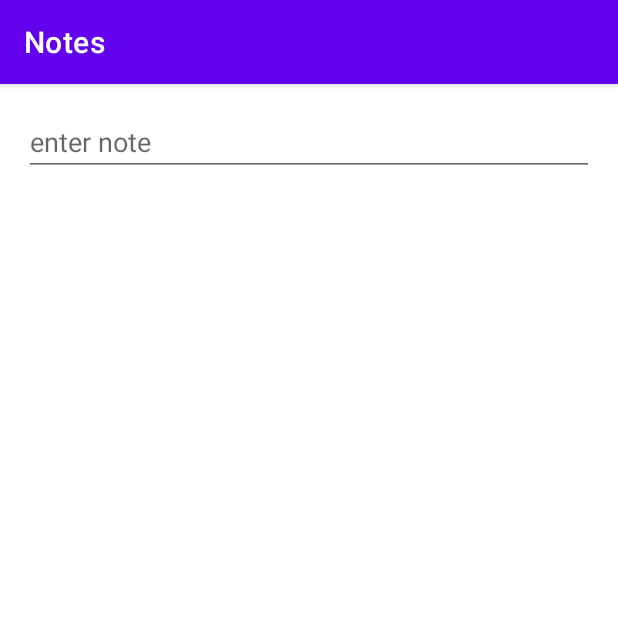
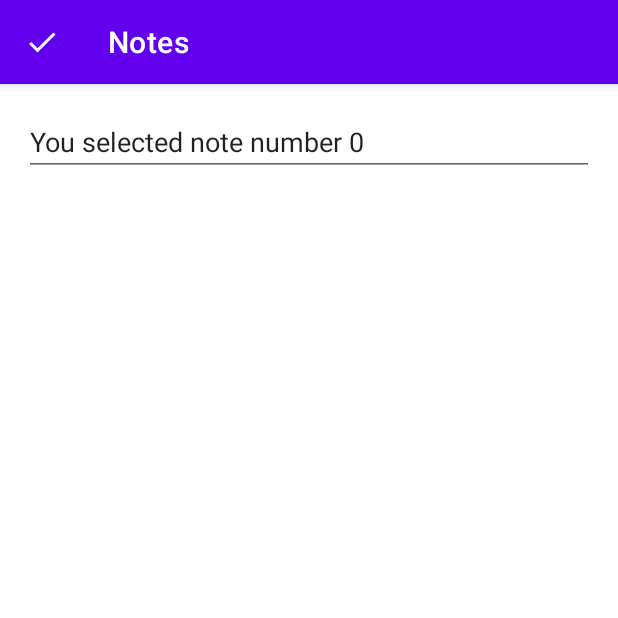
Before and after one commit to N00193346/MobileComputingCA, an Android app: the EditorFragment screen opened through its navigation route, on a phone screen of 412 x 824 dp, the top half of it. Run offline under Robolectric (Android 15) with nearby library versions, the phone set to English and light mode, and no system bars.

Commit message:
Able to nagivate into and out of the editor fragment

```diff
--- a/app/build.gradle
+++ b/app/build.gradle
@@ -1,6 +1,7 @@
 plugins {
     id 'com.android.application'
     id 'kotlin-android'
+    id "androidx.navigation.safeargs.kotlin"
 }
 
 android {
@@ -42,8 +43,8 @@ dependencies {
     implementation 'androidx.appcompat:appcompat:1.3.1'
     implementation 'com.google.android.material:material:1.4.0'
     implementation 'androidx.constraintlayout:constraintlayout:2.1.1'
-    implementation 'androidx.navigation:navigation-fragment-ktx:2.3.5'
-    implementation 'androidx.navigation:navigation-ui-ktx:2.3.5'
+    implementation "androidx.navigation:navigation-fragment-ktx:$nav_version"
+    implementation "androidx.navigation:navigation-ui-ktx:$nav_version"
     implementation 'androidx.legacy:legacy-support-v4:1.0.0'
     implementation 'androidx.lifecycle:lifecycle-livedata-ktx:2.4.0'
     implementation 'androidx.lifecycle:lifecycle-viewmodel-ktx:2.4.0'
--- a/app/src/main/java/com/example/mobilecomputingca/Constants.kt
+++ b/app/src/main/java/com/example/mobilecomputingca/Constants.kt
@@ -1,3 +1,4 @@
 package com.example.mobilecomputingca
 
 const val NEW_NOTE_ID = 0
+const val TAG = "noteLogging"
--- a/app/src/main/java/com/example/mobilecomputingca/EditorFragment.kt
+++ b/app/src/main/java/com/example/mobilecomputingca/EditorFragment.kt
@@ -4,20 +4,50 @@ import androidx.lifecycle.ViewModelProvider
 import android.os.Bundle
 import androidx.fragment.app.Fragment
 import android.view.LayoutInflater
+import android.view.MenuItem
 import android.view.View
 import android.view.ViewGroup
+import androidx.appcompat.app.AppCompatActivity
+import androidx.navigation.fragment.findNavController
+import androidx.navigation.fragment.navArgs
+import com.example.mobilecomputingca.databinding.EditorFragmentBinding
 
 class EditorFragment : Fragment() {
 
 
 
     private lateinit var viewModel: EditorViewModel
+    private val args : EditorFragmentArgs by navArgs()
+    private lateinit var binding: EditorFragmentBinding
 
     override fun onCreateView(
         inflater: LayoutInflater, container: ViewGroup?,
         savedInstanceState: Bundle?
     ): View? {
-        return inflater.inflate(R.layout.editor_fragment, container, false)
+
+        (activity as AppCompatActivity).supportActionBar?.let {
+            it.setHomeButtonEnabled(true)
+            it.setDisplayShowHomeEnabled(true)
+            it.setDisplayHomeAsUpEnabled(true)
+            it.setHomeAsUpIndicator(R.drawable.ic_check)
+        }
+        setHasOptionsMenu(true)
+
+        binding = EditorFragmentBinding.inflate(inflater,container, false)
+        binding.editor.setText("You selected note number ${args.noteId}")
+        return binding.root
+    }
+
+    override fun onOptionsItemSelected(item: MenuItem): Boolean {
+        return when (item.itemId) {
+            android.R.id.home -> saveAndReturn()
+            else -> super.onOptionsItemSelected(item)
+        }
+    }
+
+    private fun saveAndReturn(): Boolean {
+        findNavController().navigateUp()
+        return true
     }
 
     override fun onActivityCreated(savedInstanceState: Bundle?) {
--- a/app/src/main/java/com/example/mobilecomputingca/MainFragment.kt
+++ b/app/src/main/java/com/example/mobilecomputingca/MainFragment.kt
@@ -7,12 +7,17 @@ import androidx.fragment.app.Fragment
 import android.view.LayoutInflater
 import android.view.View
 import android.view.ViewGroup
+import androidx.activity.OnBackPressedCallback
+import androidx.appcompat.app.AppCompatActivity
 import androidx.lifecycle.Observer
+import androidx.navigation.fragment.findNavController
 import androidx.recyclerview.widget.DividerItemDecoration
 import androidx.recyclerview.widget.LinearLayoutManager
 import com.example.mobilecomputingca.databinding.MainFragmentBinding
+import com.example.mobilecomputingca.MainFragment
 
-class MainFragment : Fragment() {
+class MainFragment : Fragment(),
+    NotesListAdapter.ListItemListener{
 
 
     private lateinit var viewModel: MainViewModel
@@ -23,9 +28,23 @@ class MainFragment : Fragment() {
         inflater: LayoutInflater, container: ViewGroup?,
         savedInstanceState: Bundle?
     ): View? {
+
+
+        (activity as AppCompatActivity)
+            .supportActionBar?.setDisplayHomeAsUpEnabled(false)
+
         binding  = MainFragmentBinding.inflate(inflater, container, false)
         viewModel = ViewModelProvider(this).get(MainViewModel::class.java)
 
+        //If the user goes back using phone's back button, move back up to previous screen
+        requireActivity().onBackPressedDispatcher.addCallback(
+            viewLifecycleOwner,
+            object : OnBackPressedCallback(true) {
+                override fun handleOnBackPressed() {
+                    findNavController().navigateUp()
+                }
+            }
+        )
 
         with(binding.recyclerView) {
             setHasFixedSize(true)
@@ -37,7 +56,7 @@ class MainFragment : Fragment() {
 
         viewModel.notesList.observe(viewLifecycleOwner, Observer {
             Log.i("noteLogging", it.toString())
-            adapter = NotesListAdapter(it)
+            adapter = NotesListAdapter(it, this@MainFragment)
             binding.recyclerView.adapter = adapter
             binding.recyclerView.layoutManager = LinearLayoutManager(activity)
         })
@@ -45,6 +64,11 @@ class MainFragment : Fragment() {
         return binding.root
     }
 
+    override fun onItemClick(noteId: Int) {
+        Log.i(TAG, "onItemClick: received note id $noteId")
+        val action = MainFragmentDirections.actionEditNote(noteId)
+        findNavController().navigate(action)
+    }
 
 
 }
--- a/app/src/main/java/com/example/mobilecomputingca/NoteListAdapter.kt
+++ b/app/src/main/java/com/example/mobilecomputingca/NoteListAdapter.kt
@@ -7,7 +7,9 @@ import androidx.recyclerview.widget.RecyclerView
 import com.example.mobilecomputingca.data.NoteEntity
 import com.example.mobilecomputingca.databinding.ListItemBinding
 
-class NotesListAdapter(private val notesList: List<NoteEntity>):
+class NotesListAdapter(private val notesList: List<NoteEntity>,
+        private val listener : ListItemListener) :
+
     RecyclerView.Adapter<NotesListAdapter.ViewHolder>(){
 
         inner class ViewHolder(itemView: View):
@@ -21,12 +23,20 @@ class NotesListAdapter(private val notesList: List<NoteEntity>):
         return ViewHolder(view)
     }
 
+
+    override fun getItemCount() = notesList.size
+
     override fun onBindViewHolder(holder: ViewHolder, position: Int) {
         val note = notesList[position]
         with(holder.binding) {
             noteText.text = note.text
+            root.setOnClickListener{
+                listener.onItemClick(note.id)
+            }
         }
     }
-
-    override fun getItemCount() = notesList.size
+        interface ListItemListener{
+            //When clicked pass the note's ID
+            fun onItemClick(noteId: Int)
+        }
 }
--- /dev/null
+++ b/app/src/main/res/drawable/ic_check.xml
@@ -0,0 +1,10 @@
+<vector xmlns:android="http://schemas.android.com/apk/res/android"
+    android:width="24dp"
+    android:height="24dp"
+    android:viewportWidth="24"
+    android:viewportHeight="24"
+    android:tint="?attr/colorControlNormal">
+  <path
+      android:fillColor="@android:color/white"
+      android:pathData="M9,16.17L4.83,12l-1.42,1.41L9,19 21,7l-1.41,-1.41z"/>
+</vector>
--- a/app/src/main/res/navigation/nav_graph.xml
+++ b/app/src/main/res/navigation/nav_graph.xml
@@ -18,5 +18,10 @@
         android:id="@+id/editorFragment"
         android:name="com.example.mobilecomputingca.EditorFragment"
         android:label="editor_fragment"
-        tools:layout="@layout/editor_fragment" />
+        tools:layout="@layout/editor_fragment" >
+        <argument
+            android:name="noteId"
+            app:argType="integer"
+            android:defaultValue="0" />
+    </fragment>
 </navigation>
--- a/build.gradle
+++ b/build.gradle
@@ -1,5 +1,7 @@
 // Top-level build file where you can add configuration options common to all sub-projects/modules.
 buildscript {
+    ext.kotlin_version = "1.3.72"
+    ext.nav_version = "2.3.0"
     repositories {
         google()
         mavenCentral()
@@ -7,6 +9,7 @@ buildscript {
     dependencies {
         classpath "com.android.tools.build:gradle:7.0.1"
         classpath "org.jetbrains.kotlin:kotlin-gradle-plugin:1.5.30"
+        classpath "androidx.navigation:navigation-safe-args-gradle-plugin:$nav_version"
 
         // NOTE: Do not place your application dependencies here; they belong
         // in the individual module build.gradle files
```
